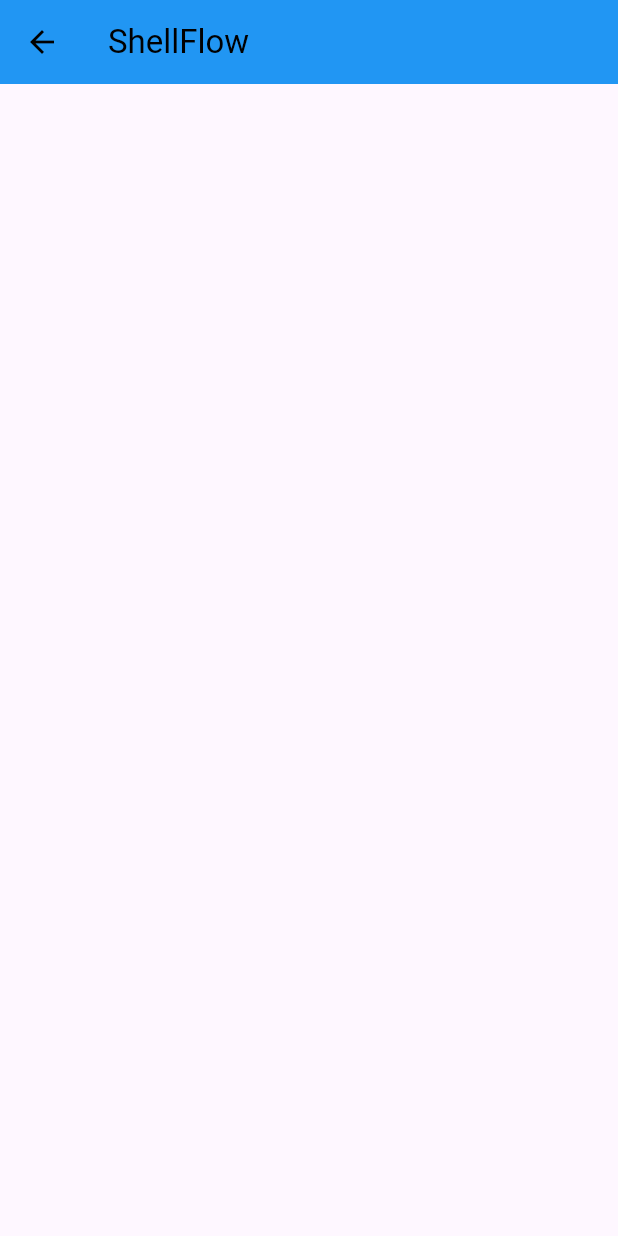
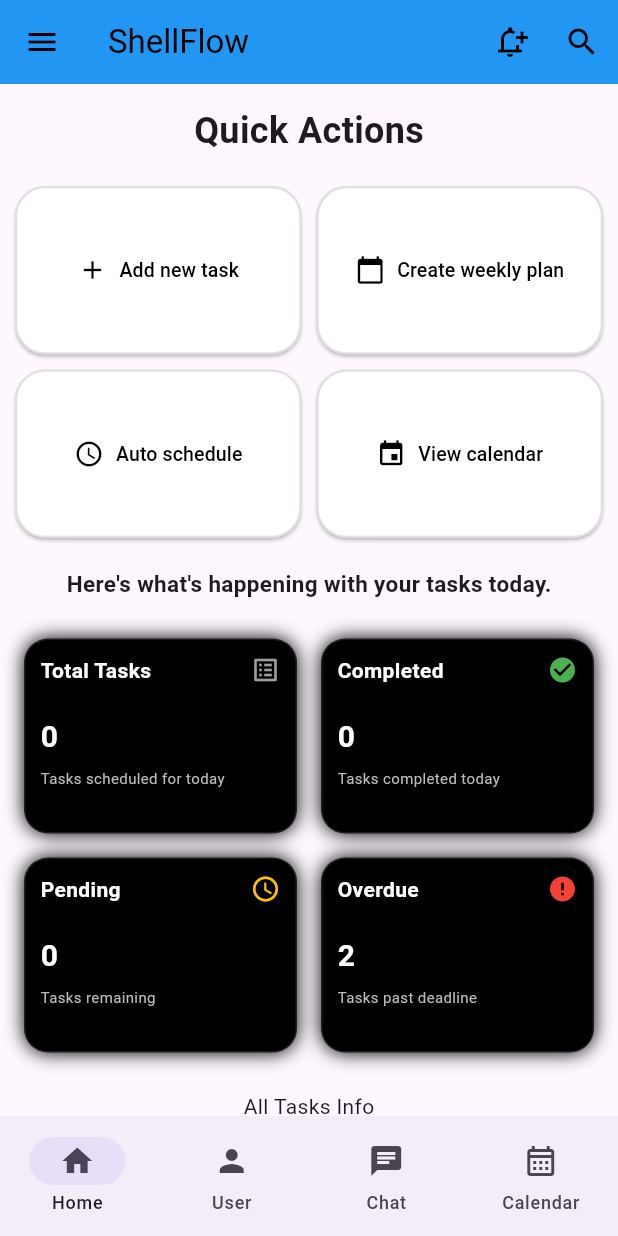
Before and after one commit to firaolgelana/shellflow-mobile-app, a Flutter app: the HomePage screen opened directly, on a phone screen of 412 x 824 dp. Run offline on Flutter 3.47's test engine with Material 3 defaults, Android fonts, the phone set to English and light mode, and no system bars; our stand-ins replace intl_phone_field.

Commit message:
feat(dashboard): add dashboard implementation

```diff
--- a/lib/core/routes/app_routes.dart
+++ b/lib/core/routes/app_routes.dart
@@ -1,10 +1,12 @@
 import 'package:flutter/material.dart';
 import 'package:shell_flow_mobile_app/features/auth/presentation/pages/sign_in_page.dart';
 import 'package:shell_flow_mobile_app/features/auth/presentation/pages/sign_up_page.dart';
+import 'package:shell_flow_mobile_app/features/dashboard/presentation/pages/home_page.dart';
 
 class AppRoutes {
   static const signIn = '/sign-in';
   static const signUp = '/sign-up';
+  static const homePageRoutes = '/home_page';
 
   static Route<dynamic> generateRoute(RouteSettings settings) {
     switch (settings.name) {
@@ -13,12 +15,13 @@
 
       case signUp:
         return MaterialPageRoute(builder: (_) => const SignUpPage());
+      case homePageRoutes:
+        return MaterialPageRoute(builder: (_) => const HomePage());
 
       default:
         return MaterialPageRoute(
-          builder: (_) => const Scaffold(
-            body: Center(child: Text('Route not found')),
-          ),
+          builder: (_) =>
+              const Scaffold(body: Center(child: Text('Route not found'))),
         );
     }
   }
--- a/lib/features/auth/presentation/pages/sign_in_page.dart
+++ b/lib/features/auth/presentation/pages/sign_in_page.dart
@@ -15,6 +15,7 @@
   @override
   Widget build(BuildContext context) {
     return Scaffold(
+      backgroundColor: Colors.black12,
       appBar: AppBar(
         title: const Text('ShellFlow'),
         backgroundColor: Colors.blue,
@@ -65,14 +66,18 @@
                 child: ElevatedButton(
                   style: ElevatedButton.styleFrom(
                     backgroundColor: Colors.blue,
-                    foregroundColor: Colors.white
+                    foregroundColor: Colors.white,
                   ),
                   onPressed: () {
                     if (formKey.currentState!.validate()) {
                       debugPrint('correct form');
+                      Navigator.pushNamed(context, AppRoutes.homePageRoutes);
                     }
                   },
-                  child: const Text('  SignIn  ',style: TextStyle(fontWeight: FontWeight.bold),),
+                  child: const Text(
+                    '  SignIn  ',
+                    style: TextStyle(fontWeight: FontWeight.bold),
+                  ),
                 ),
               ),
               Row(
--- /dev/null
+++ b/lib/features/dashboard/domain/entities/stat_item.dart
@@ -0,0 +1,16 @@
+import 'package:flutter/material.dart';
+class StatItem {
+  final String title;
+  final String subtitle;
+  final int count;
+  final IconData icon;
+  final Color iconColor;
+
+  StatItem({
+    required this.title,
+    required this.subtitle,
+    required this.count,
+    required this.icon,
+    required this.iconColor,
+  });
+}
--- a/lib/features/dashboard/presentation/pages/home_page.dart
+++ b/lib/features/dashboard/presentation/pages/home_page.dart
@@ -1,5 +1,7 @@
 import 'package:flutter/material.dart';
-
+import 'package:shell_flow_mobile_app/features/dashboard/presentation/widgets/drawer_widget.dart';
+import 'package:shell_flow_mobile_app/features/dashboard/presentation/widgets/home_container.dart';
+import 'package:shell_flow_mobile_app/features/dashboard/presentation/widgets/nav_bar_widget.dart';
 class HomePage extends StatefulWidget {
   const HomePage({super.key});
 
@@ -8,18 +10,43 @@
 }
 
 class _HomePageState extends State<HomePage> {
+  int _selectedIndex = 0;
+
+  final List<Widget> _pages = [
+    const Center(child: HomeContainer()),
+    const Center(child: Text('User Page')),
+    const Center(child: Text('Chat Page')),
+    const Center(child: Text('Calender Page')),
+  ];
+
   @override
   Widget build(BuildContext context) {
     return Scaffold(
+      drawer: Drawer(
+        child: drawerWidget()
+      ),
       appBar: AppBar(
         title: const Text('ShellFlow'),
         backgroundColor: Colors.blue,
         foregroundColor: Colors.black,
+        actions: [
+          IconButton(onPressed: (){}, icon: const Icon(Icons.notification_add_outlined)),
+          IconButton(onPressed: (){}, icon: const Icon(Icons.search))
+        ],
+
       ),
-      body: const SingleChildScrollView(
-        child: Column(children: [
 
-        ],),
+      // 👇 Page content changes based on selected tab
+      body: _pages[_selectedIndex],
+
+      // 👇 Modern bottom navigation
+      bottomNavigationBar: navBarWidget(
+        selectedIndex: _selectedIndex,
+        onSelected: (index) {
+          setState(() {
+            _selectedIndex = index;
+          });
+        },
       ),
     );
   }
--- /dev/null
+++ b/lib/features/dashboard/presentation/widgets/all_tasks.dart
@@ -0,0 +1,53 @@
+import 'package:flutter/material.dart';
+import 'package:shell_flow_mobile_app/features/dashboard/domain/entities/stat_item.dart';
+import 'package:shell_flow_mobile_app/features/dashboard/presentation/widgets/stat_card.dart';
+
+Widget allTaskSummaryGrid() {
+  final items = [
+    StatItem(
+      title: 'Total Tasks',
+      subtitle: 'Tasks scheduled overall',
+      count: 0,
+      icon: Icons.list_alt,
+      iconColor: Colors.grey,
+    ),
+    StatItem(
+      title: 'Completed',
+      subtitle: 'Tasks completed',
+      count: 0,
+      icon: Icons.check_circle,
+      iconColor: Colors.green,
+    ),
+    StatItem(
+      title: 'Pending',
+      subtitle: 'Tasks remaining',
+      count: 0,
+      icon: Icons.access_time,
+      iconColor: Colors.amber,
+    ),
+    StatItem(
+      title: 'Overdue',
+      subtitle: 'Tasks past deadline',
+      count: 2,
+      icon: Icons.error,
+      iconColor: Colors.red,
+    ),
+  ];
+
+  return GridView.builder(
+    shrinkWrap: true, // ⭐ important
+
+    physics: const NeverScrollableScrollPhysics(), // ⭐ important
+    padding: const EdgeInsets.all(16),
+    itemCount: items.length,
+    gridDelegate: const SliverGridDelegateWithFixedCrossAxisCount(
+      crossAxisCount: 2, // 2 × 2 grid
+      mainAxisSpacing: 16,
+      crossAxisSpacing: 16,
+      childAspectRatio: 1.4, // adjust card height
+    ),
+    itemBuilder: (context, index) {
+      return StatCard(item: items[index]);
+    },
+  );
+}
--- /dev/null
+++ b/lib/features/dashboard/presentation/widgets/day_tasks.dart
@@ -0,0 +1,53 @@
+import 'package:flutter/material.dart';
+import 'package:shell_flow_mobile_app/features/dashboard/domain/entities/stat_item.dart';
+import 'package:shell_flow_mobile_app/features/dashboard/presentation/widgets/stat_card.dart';
+
+Widget dayTaskSummaryGrid() {
+  final items = [
+    StatItem(
+      title: 'Total Tasks',
+      subtitle: 'Tasks scheduled for today',
+      count: 0,
+      icon: Icons.list_alt,
+      iconColor: Colors.grey,
+    ),
+    StatItem(
+      title: 'Completed',
+      subtitle: 'Tasks completed today',
+      count: 0,
+      icon: Icons.check_circle,
+      iconColor: Colors.green,
+    ),
+    StatItem(
+      title: 'Pending',
+      subtitle: 'Tasks remaining',
+      count: 0,
+      icon: Icons.access_time,
+      iconColor: Colors.amber,
+    ),
+    StatItem(
+      title: 'Overdue',
+      subtitle: 'Tasks past deadline',
+      count: 2,
+      icon: Icons.error,
+      iconColor: Colors.red,
+    ),
+  ];
+
+  return GridView.builder(
+    shrinkWrap: true, // ⭐ important
+
+    physics: const NeverScrollableScrollPhysics(), // ⭐ important
+    padding: const EdgeInsets.all(16),
+    itemCount: items.length,
+    gridDelegate: const SliverGridDelegateWithFixedCrossAxisCount(
+      crossAxisCount: 2, // 2 × 2 grid
+      mainAxisSpacing: 16,
+      crossAxisSpacing: 16,
+      childAspectRatio: 1.4, // adjust card height
+    ),
+    itemBuilder: (context, index) {
+      return StatCard(item: items[index]);
+    },
+  );
+}
--- /dev/null
+++ b/lib/features/dashboard/presentation/widgets/drawer_widget.dart
@@ -0,0 +1,73 @@
+import 'package:flutter/material.dart';
+
+Widget drawerWidget() {
+  return Drawer(
+    child: ListView(
+      padding: EdgeInsets.zero, // IMPORTANT
+      children: const [
+        DrawerHeader(
+          decoration: BoxDecoration(
+            color: Colors.blue, // different color
+          ),
+          child: Row(
+            children: [
+              CircleAvatar(
+                radius: 32,
+                backgroundImage: NetworkImage(
+                  'https://i.pravatar.cc/150', // sample photo
+                ),
+              ),
+              SizedBox(width: 16),
+              Expanded(
+                child: Column(
+                  mainAxisAlignment: MainAxisAlignment.center,
+                  crossAxisAlignment: CrossAxisAlignment.start,
+                  children: [
+                    Text(
+                      'Girl',
+                      style: TextStyle(
+                        color: Colors.white,
+                        fontSize: 18,
+                        fontWeight: FontWeight.bold,
+                      ),
+                    ),
+                    SizedBox(height: 4),
+                    Text(
+                      '+251 9XX XXX XXX',
+                      style: TextStyle(
+                        color: Colors.white70,
+                        fontSize: 14,
+                      ),
+                    ),
+                  ],
+                ),
+              ),
+            ],
+          ),
+        ),
+
+        // Drawer items
+        ListTile(
+          leading: Icon(Icons.person),
+          title: Text('Profile'),
+        ),
+        ListTile(
+          leading: Icon(Icons.task),
+          title: Text('Tasks'),
+        ),
+        ListTile(
+          leading: Icon(Icons.settings),
+          title: Text('Settings'),
+        ),
+        ListTile(
+          leading: Icon(Icons.featured_play_list),
+          title: Text('Features'),
+        ),
+        ListTile(
+          leading: Icon(Icons.logout),
+          title: Text('Logout'),
+        ),
+      ],
+    ),
+  );
+}
--- /dev/null
+++ b/lib/features/dashboard/presentation/widgets/home_container.dart
@@ -0,0 +1,31 @@
+import 'package:flutter/material.dart';
+import 'package:shell_flow_mobile_app/features/dashboard/presentation/widgets/all_tasks.dart';
+import 'package:shell_flow_mobile_app/features/dashboard/presentation/widgets/day_tasks.dart';
+import 'package:shell_flow_mobile_app/features/dashboard/presentation/widgets/quick_actions.dart';
+
+class HomeContainer extends StatefulWidget {
+  const HomeContainer({super.key});
+
+  @override
+  State<HomeContainer> createState() => _HomeContainerState();
+}
+
+class _HomeContainerState extends State<HomeContainer> {
+  @override
+  Widget build(BuildContext context) {
+    return SingleChildScrollView(
+      child: Column(
+        spacing: 10,
+        children: [
+        const SizedBox(height: 4,),
+        const Text('Quick Actions', style: TextStyle(fontWeight: FontWeight.bold, fontSize: 24),),
+        quickActions(),
+        const Text("Here's what's happening with your tasks today.",
+        style: TextStyle(fontWeight: FontWeight.bold, fontSize: 15),),
+        dayTaskSummaryGrid(),
+        const Text('All Tasks Info'),
+        allTaskSummaryGrid()
+      ],),
+    );
+  }
+}
--- /dev/null
+++ b/lib/features/dashboard/presentation/widgets/nav_bar_widget.dart
@@ -0,0 +1,28 @@
+import 'package:flutter/material.dart';
+NavigationBar navBarWidget({
+  required int selectedIndex,
+  required ValueChanged<int> onSelected,
+}) {
+  return NavigationBar(
+    selectedIndex: selectedIndex,
+    onDestinationSelected: onSelected,
+    destinations: const [
+      NavigationDestination(
+        icon: Icon(Icons.home),
+        label: 'Home',
+      ),
+      NavigationDestination(
+        icon: Icon(Icons.person),
+        label: 'User',
+      ),
+      NavigationDestination(
+        icon: Icon(Icons.chat),
+        label: 'Chat',
+      ),
+      NavigationDestination(
+        icon: Icon(Icons.calendar_month_outlined),
+        label: 'Calendar',
+      ),
+    ],
+  );
+}
--- /dev/null
+++ b/lib/features/dashboard/presentation/widgets/quick_actions.dart
@@ -0,0 +1,51 @@
+import 'package:flutter/material.dart';
+Widget quickActions() {
+  final Map<IconData, String> actions = {
+    Icons.add: 'Add new task',
+    Icons.calendar_today: 'Create weekly plan',
+    Icons.schedule: 'Auto schedule',
+    Icons.event: 'View calendar',
+  };
+
+  final entries = actions.entries.toList();
+
+  return GridView.count(
+    crossAxisCount: 2,
+    mainAxisSpacing: 10,
+    crossAxisSpacing: 10,
+    childAspectRatio: 1.7,
+    shrinkWrap: true,
+    padding: const EdgeInsets.all(10),
+    children: List.generate(entries.length, (index) {
+      final icon = entries[index].key;
+      final label = entries[index].value;
+
+      return ElevatedButton(
+        style: ElevatedButton.styleFrom(
+          backgroundColor: Colors.white,
+          foregroundColor: Colors.black,
+          shape: RoundedRectangleBorder(
+            borderRadius: BorderRadius.circular(20),
+          ),
+          side: const BorderSide(color: Colors.black12, width: 1.5),
+          padding: const EdgeInsets.all(12),
+        ),
+        onPressed: () {},
+        child: Row(
+          mainAxisAlignment: MainAxisAlignment.center,
+          children: [
+            Icon(icon, size: 20),
+            const SizedBox(width: 8),
+            Flexible(
+              child: Text(
+                label,
+                textAlign: TextAlign.center,
+                style: const TextStyle(fontSize: 13),
+              ),
+            ),
+          ],
+        ),
+      );
+    }),
+  );
+}
--- /dev/null
+++ b/lib/features/dashboard/presentation/widgets/stat_card.dart
@@ -0,0 +1,68 @@
+import 'package:flutter/material.dart';
+import 'package:shell_flow_mobile_app/features/dashboard/domain/entities/stat_item.dart';
+class StatCard extends StatelessWidget {
+  final StatItem item;
+
+  const StatCard({super.key, required this.item});
+
+  @override
+  Widget build(BuildContext context) {
+    return Container(
+      width: 200,
+      padding: const EdgeInsets.all(10),
+      decoration: BoxDecoration(
+        borderRadius: BorderRadius.circular(16),
+        color: Colors.black,
+        border: Border.all(color: Colors.white12),
+        boxShadow: const [
+          BoxShadow(
+            color: Colors.black,
+            blurRadius: 10,
+          )
+        ],
+      ),
+      child: Column(
+        crossAxisAlignment: CrossAxisAlignment.start,
+        children: [
+          // title + icon
+          Row(
+            mainAxisAlignment: MainAxisAlignment.spaceBetween,
+            children: [
+              Text(
+                item.title,
+                style: const TextStyle(
+                  color: Colors.white,
+                  fontWeight: FontWeight.w600,
+                ),
+              ),
+              Icon(item.icon, color: item.iconColor, size: 20),
+            ],
+          ),
+
+          const SizedBox(height: 20),
+
+          // count
+          Text(
+            item.count.toString(),
+            style: const TextStyle(
+              color: Colors.white,
+              fontSize: 20,
+              fontWeight: FontWeight.bold,
+            ),
+          ),
+
+          const SizedBox(height: 6),
+
+          // subtitle
+          Text(
+            item.subtitle,
+            style: TextStyle(
+              color: Colors.grey.shade400,
+              fontSize: 10,
+            ),
+          ),
+        ],
+      ),
+    );
+  }
+}
```
